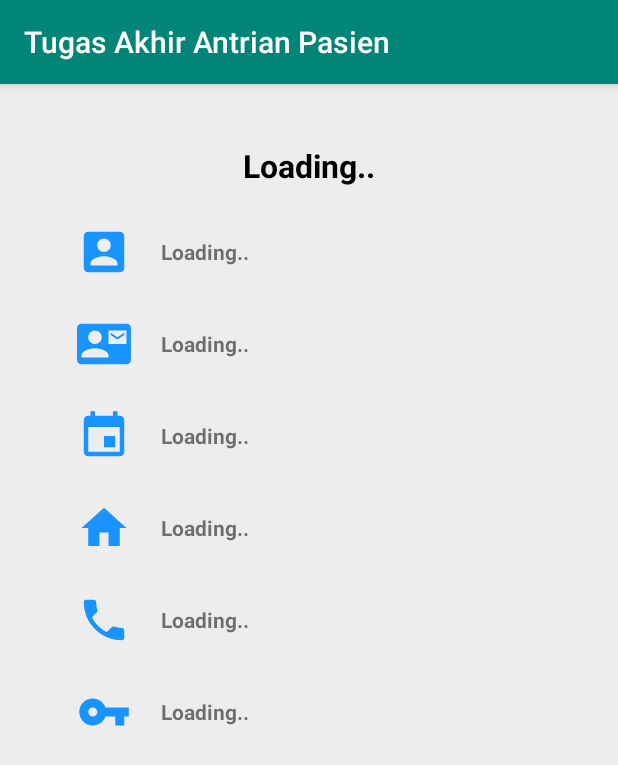
After one commit to remizarezho/Tugas-Akhir-Antrian-Pasien, an Android app: the tampil_akun screen opened directly, with no data from a screen before it, on a phone screen of 412 x 824 dp. The commit adds this screen. Shown: the top 765 px of the screen. Run offline under Robolectric (Android 15) with nearby library versions, the phone set to English and light mode, and no system bars; our stand-ins replace Firebase (no records; nobody signed in at launch, a user with empty details on screens opened directly), Picasso.

Commit message:
+revisi 1

```diff
--- a/Aplikasi/app/src/main/AndroidManifest.xml
+++ b/Aplikasi/app/src/main/AndroidManifest.xml
@@ -6,6 +6,7 @@
     <uses-permission android:name="android.permission.READ_PROFILE" />
     <uses-permission android:name="android.permission.READ_CONTACTS" />
     <uses-permission android:name="android.permission.INTERNET" />
+    <uses-permission android:name="android.permission.CALL_PHONE" />
 
     <application
         android:allowBackup="true"
@@ -26,6 +27,7 @@
         <activity android:name=".jadwal" />
         <activity android:name=".LihatDataPasien" />
         <activity android:name=".tambah_data_pasien" />
+        <activity android:name=".tampil_akun" />
         <activity
             android:name=".Nav_Home"
             android:label="@string/title_activity_nav__home"
--- a/Aplikasi/app/src/main/java/com/example/tugasakhirantrianpasien/LihatDataPasien.java
+++ b/Aplikasi/app/src/main/java/com/example/tugasakhirantrianpasien/LihatDataPasien.java
@@ -32,8 +32,6 @@ public class LihatDataPasien extends AppCompatActivity {
     RecyclerView.LayoutManager layoutManager;
     RecyclerView.Adapter mAdapter;
     RelativeLayout relativeLihatDataPasien;
-
-    private ImageView btnEditPas2;
 
     private FirebaseFirestore db;
     List<Akun> akunwes = new ArrayList<>();
--- /dev/null
+++ b/Aplikasi/app/src/main/java/com/example/tugasakhirantrianpasien/tampil_akun.java
@@ -0,0 +1,155 @@
+package com.example.tugasakhirantrianpasien;
+
+import android.annotation.TargetApi;
+import android.app.ProgressDialog;
+import android.content.Intent;
+import android.content.pm.PackageManager;
+import android.graphics.Bitmap;
+import android.net.Uri;
+import android.os.Build;
+import android.os.Bundle;
+import android.provider.MediaStore;
+import android.support.annotation.NonNull;
+import android.support.design.widget.Snackbar;
+import android.support.v7.app.AppCompatActivity;
+import android.util.Log;
+import android.view.View;
+import android.widget.ImageView;
+import android.widget.TextView;
+import android.widget.Toast;
+
+import com.example.tugasakhirantrianpasien.model.Akun;
+import com.google.android.gms.tasks.OnCompleteListener;
+import com.google.android.gms.tasks.OnFailureListener;
+import com.google.android.gms.tasks.OnSuccessListener;
+import com.google.android.gms.tasks.Task;
+import com.google.firebase.firestore.CollectionReference;
+import com.google.firebase.firestore.FirebaseFirestore;
+import com.google.firebase.firestore.QueryDocumentSnapshot;
+import com.google.firebase.firestore.QuerySnapshot;
+import com.google.firebase.firestore.SetOptions;
+import com.google.firebase.storage.FirebaseStorage;
+import com.google.firebase.storage.OnProgressListener;
+import com.google.firebase.storage.StorageReference;
+import com.google.firebase.storage.UploadTask;
+import com.squareup.picasso.Picasso;
+
+import java.io.IOException;
+
+import static android.Manifest.permission.CALL_PHONE;
+import static android.Manifest.permission.READ_CONTACTS;
+
+public class tampil_akun extends AppCompatActivity {
+    private TextView nik;
+    private TextView nama;
+    private TextView email;
+    private TextView tglLahir;
+    private TextView alamat;
+    private TextView notlp;
+    private TextView password;
+
+    private FirebaseFirestore db;
+    private Uri filePath;
+    FirebaseStorage storage;
+    StorageReference storageReference;
+    private int REQUEST_READ_CONTACTS = 123;
+
+
+    @Override
+    protected void onActivityResult(int requestCode, int resultCode, Intent data) {
+        super.onActivityResult(requestCode, resultCode, data);
+
+    }
+
+    @Override
+    protected void onCreate(Bundle savedInstanceState) {
+        super.onCreate(savedInstanceState);
+        setContentView(R.layout.activity_tampil_akun);
+
+        db = FirebaseFirestore.getInstance();
+        storage = FirebaseStorage.getInstance();
+        storageReference = storage.getReference();
+
+        mayRequestContacts();
+
+        nik = findViewById(R.id.nik_profil);
+        nama = findViewById(R.id.username_profil);
+        email = findViewById(R.id.email_profil);
+        tglLahir = findViewById(R.id.tgl_lahir_profil);
+        alamat = findViewById(R.id.alamat_profil);
+        notlp = findViewById(R.id.notlp_profil);
+        password = findViewById(R.id.pass_profil);
+
+        notlp.setOnClickListener(new View.OnClickListener() {
+            @Override
+            public void onClick(View v) {
+                Intent intent = new Intent(Intent.ACTION_DIAL, Uri.fromParts("tel", notlp.getText()
+                        .toString(), null));
+                startActivity(intent);
+            }
+        });
+
+        final String nik2 = getIntent().getStringExtra("nik");
+        db.collection("akun").get()
+                .addOnCompleteListener(new OnCompleteListener<QuerySnapshot>() {
+                    @Override
+                    public void onComplete(@NonNull Task<QuerySnapshot> task) {
+                        if (task.isSuccessful()) {
+                            for (QueryDocumentSnapshot document : task.getResult()) {
+                                if (document.getData().get("nik").toString().equals(nik2)){
+
+                                    email.setText(document.getData().get("email").toString());
+                                    nama.setText(document.getData().get("nama").toString());
+
+                                    if((document.getData().get("nik").toString().isEmpty())){
+                                        nik.setText(document.getData().get("bpjs").toString());
+                                    } else {
+                                        nik.setText(document.getData().get("nik").toString());
+                                    }
+
+                                    notlp.setText(document.getData().get("notlp").toString());
+                                    password.setText(document.getData().get("password").toString());
+                                    tglLahir.setText(document.getData().get("tgl_lahir").toString());
+                                    alamat.setText(document.getData().get("alamat").toString());
+                                }
+                            }
+                        } else {
+                            Toast.makeText(tampil_akun.this, "gagal menerima data", Toast.LENGTH_SHORT).show();
+
+                        }
+                    }
+                });
+    }
+
+    private boolean mayRequestContacts() {
+        if (Build.VERSION.SDK_INT < Build.VERSION_CODES.M) {
+            return true;
+        }
+        if (checkSelfPermission(CALL_PHONE) == PackageManager.PERMISSION_GRANTED) {
+            return true;
+        }
+        if (shouldShowRequestPermissionRationale(CALL_PHONE)) {
+            Snackbar.make(notlp, "Nomor Telepon Untuk Menghubungi", Snackbar.LENGTH_INDEFINITE)
+                    .setAction(android.R.string.ok, new View.OnClickListener() {
+                        @Override
+                        @TargetApi(Build.VERSION_CODES.M)
+                        public void onClick(View v) {
+                            requestPermissions(new String[]{CALL_PHONE}, REQUEST_READ_CONTACTS);
+                        }
+                    });
+        } else {
+            requestPermissions(new String[]{CALL_PHONE}, REQUEST_READ_CONTACTS);
+        }
+        return false;
+    }
+
+    @Override
+    public void onRequestPermissionsResult(int requestCode, @NonNull String[] permissions,
+                                           @NonNull int[] grantResults) {
+        if (requestCode == REQUEST_READ_CONTACTS) {
+            if (grantResults.length == 1 && grantResults[0] == PackageManager.PERMISSION_GRANTED) {
+
+            }
+        }
+    }
+}
--- a/Aplikasi/app/src/main/res/layout/activity_jadwal.xml
+++ b/Aplikasi/app/src/main/res/layout/activity_jadwal.xml
@@ -146,6 +146,7 @@
 
         <Button
             android:id="@+id/btnLihatNomor"
+            android:visibility="gone"
             android:layout_width="110dp"
             android:layout_height="40dp"
             android:layout_gravity="right"
--- /dev/null
+++ b/Aplikasi/app/src/main/res/layout/activity_tampil_akun.xml
@@ -0,0 +1,148 @@
+<?xml version="1.0" encoding="utf-8"?>
+<LinearLayout xmlns:android="http://schemas.android.com/apk/res/android"
+    xmlns:app="http://schemas.android.com/apk/res-auto"
+    xmlns:tools="http://schemas.android.com/tools"
+    android:layout_width="match_parent"
+    android:layout_height="match_parent"
+    tools:context="com.example.tugasakhirantrianpasien.profile"
+    android:background="@color/lightgray"
+    android:orientation="vertical">
+
+    <ScrollView
+        android:layout_width="match_parent"
+        android:layout_height="match_parent">
+
+    <LinearLayout
+        android:layout_width="360dp"
+        android:layout_height="wrap_content"
+        android:orientation="vertical"
+        android:layout_gravity="center_horizontal"
+        android:layout_marginTop="30dp">
+        <TextView
+            android:id="@+id/username_profil"
+            android:layout_marginTop="10dp"
+            android:layout_gravity="center_horizontal"
+            android:layout_width="wrap_content"
+            android:layout_height="wrap_content"
+            android:textColor="#000"
+            android:textStyle="bold"
+            android:textSize="21sp"
+            android:text="Loading.."/>
+        <LinearLayout
+            android:layout_marginTop="25dp"
+            android:orientation="horizontal"
+            android:paddingLeft="25dp"
+            android:layout_width="match_parent"
+            android:layout_height="wrap_content">
+            <ImageView
+                android:layout_width="36dp"
+                android:layout_height="36dp"
+                android:src="@drawable/ic_account_box_black_24dp"/>
+            <TextView
+                android:id="@+id/nik_profil"
+                android:textStyle="bold"
+                android:layout_gravity="center_vertical"
+                android:layout_width="wrap_content"
+                android:layout_height="wrap_content"
+                android:paddingLeft="20dp"
+                android:text="Loading.."/>
+        </LinearLayout>
+        <LinearLayout
+            android:layout_marginTop="25dp"
+            android:orientation="horizontal"
+            android:paddingLeft="25dp"
+            android:layout_width="match_parent"
+            android:layout_height="wrap_content">
+            <ImageView
+                android:layout_width="36dp"
+                android:layout_height="36dp"
+                android:src="@drawable/ic_contact_mail_black_24dp"/>
+            <TextView
+                android:id="@+id/email_profil"
+                android:textStyle="bold"
+                android:layout_gravity="center_vertical"
+                android:layout_width="wrap_content"
+                android:layout_height="wrap_content"
+                android:paddingLeft="20dp"
+                android:text="Loading.."/>
+        </LinearLayout>
+        <LinearLayout
+            android:layout_marginTop="25dp"
+            android:orientation="horizontal"
+            android:paddingLeft="25dp"
+            android:layout_width="match_parent"
+            android:layout_height="wrap_content">
+            <ImageView
+                android:layout_width="36dp"
+                android:layout_height="36dp"
+                android:src="@drawable/ic_insert_invitation_blue_24dp"/>
+            <TextView
+                android:id="@+id/tgl_lahir_profil"
+                android:textStyle="bold"
+                android:layout_gravity="center_vertical"
+                android:layout_width="wrap_content"
+                android:layout_height="wrap_content"
+                android:paddingLeft="20dp"
+                android:text="Loading.."/>
+        </LinearLayout>
+        <LinearLayout
+            android:layout_marginTop="25dp"
+            android:orientation="horizontal"
+            android:paddingLeft="25dp"
+            android:layout_width="match_parent"
+            android:layout_height="wrap_content">
+            <ImageView
+                android:layout_width="36dp"
+                android:layout_height="36dp"
+                android:src="@drawable/ic_home_blue_24dp"/>
+            <TextView
+                android:id="@+id/alamat_profil"
+                android:textStyle="bold"
+                android:layout_gravity="center_vertical"
+                android:layout_width="wrap_content"
+                android:layout_height="wrap_content"
+                android:paddingLeft="20dp"
+                android:text="Loading.."/>
+        </LinearLayout>
+        <LinearLayout
+            android:layout_marginTop="25dp"
+            android:orientation="horizontal"
+            android:paddingLeft="25dp"
+            android:layout_width="match_parent"
+            android:layout_height="wrap_content">
+            <ImageView
+                android:layout_width="36dp"
+                android:layout_height="36dp"
+                android:src="@drawable/ic_phone_black_24dp"/>
+            <TextView
+                android:id="@+id/notlp_profil"
+                android:textStyle="bold"
+                android:layout_gravity="center_vertical"
+                android:layout_width="wrap_content"
+                android:layout_height="wrap_content"
+                android:paddingLeft="20dp"
+                android:text="Loading.."/>
+        </LinearLayout>
+        <LinearLayout
+            android:layout_marginTop="25dp"
+            android:layout_marginBottom="25dp"
+            android:orientation="horizontal"
+            android:paddingLeft="25dp"
+            android:layout_width="match_parent"
+            android:layout_height="wrap_content">
+            <ImageView
+                android:layout_width="36dp"
+                android:layout_height="36dp"
+                android:src="@drawable/ic_key_blue_24dp"/>
+            <TextView
+                android:id="@+id/pass_profil"
+                android:textStyle="bold"
+                android:layout_gravity="center_vertical"
+                android:layout_width="wrap_content"
+                android:layout_height="wrap_content"
+                android:paddingLeft="20dp"
+                android:text="Loading.."/>
+        </LinearLayout>
+    </LinearLayout>
+    </ScrollView>
+</LinearLayout>
```
Also changed, not shown: Aplikasi/app/src/main/java/com/example/tugasakhirantrianpasien/DetailPoli.java (+1 -19 lines), Aplikasi/app/src/main/java/com/example/tugasakhirantrianpasien/LihatDataPasien2.java (+8 -4 lines), Aplikasi/app/src/main/java/com/example/tugasakhirantrianpasien/LoginActivity.java (+26 -0 lines), Aplikasi/app/src/main/java/com/example/tugasakhirantrianpasien/SignUp.java (+66 -0 lines), Aplikasi/app/src/main/java/com/example/tugasakhirantrianpasien/jadwal.java (+62 -0 lines), Aplikasi/app/src/main/res/layout/activity_login.xml (+20 -2 lines).
